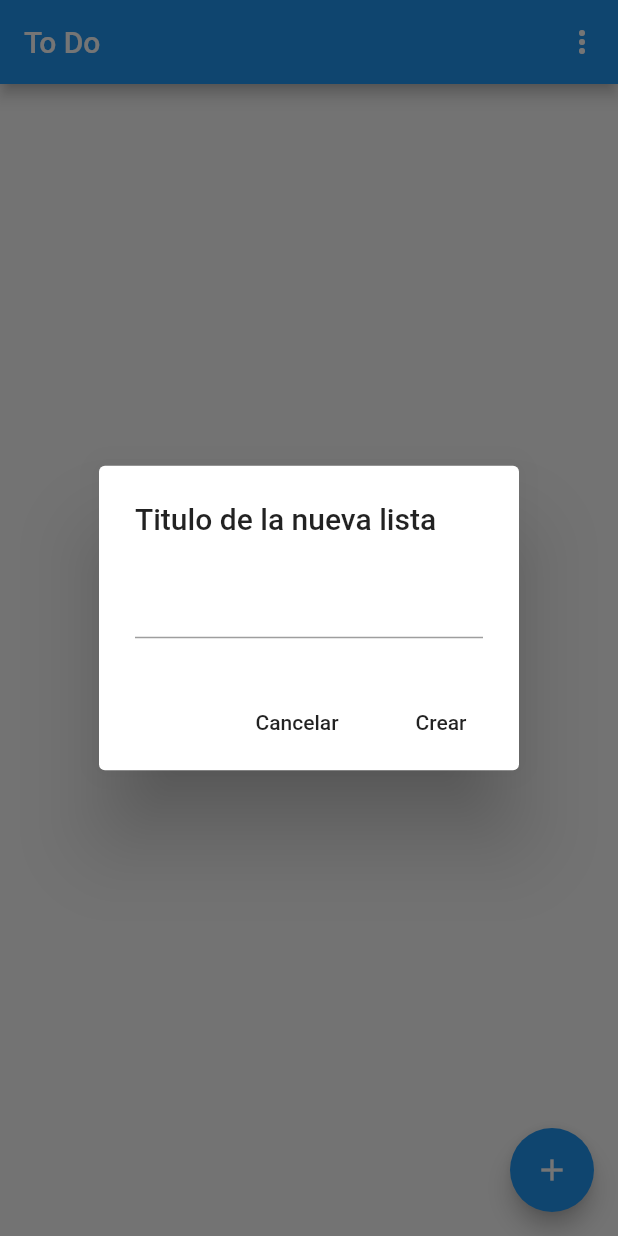
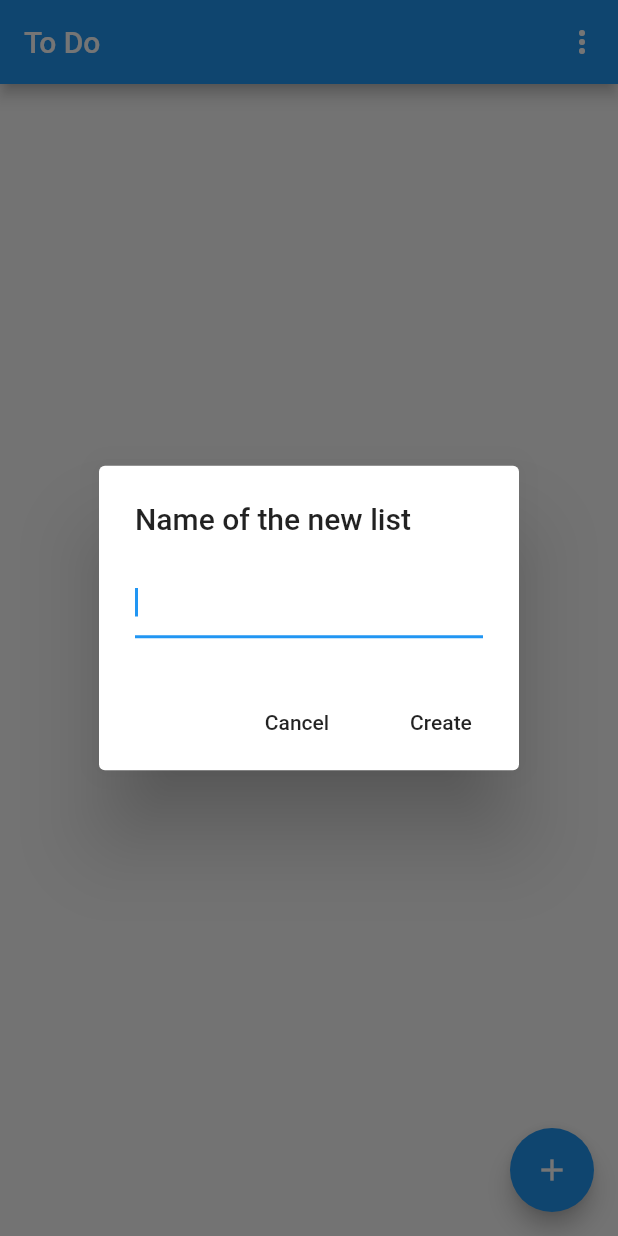
Before and after one commit to jaime2196/todo, a Flutter app: the screen it shows after launch, after a tap on the "add" icon, on a phone screen of 412 x 824 dp. Run offline on Flutter 3.47's test engine with Material 2 defaults, Android fonts, the phone set to English and light mode, and no system bars; our stand-ins replace shared_preferences; missing offline and left inert: devicelocale, tutorial; statements that could not run were skipped.

```diff
--- /dev/null
+++ b/lib/i18n/Languages.dart
@@ -0,0 +1,36 @@
+import 'package:flutter/material.dart';
+
+abstract class Languages {
+
+  static Languages of(BuildContext context) {
+    return Localizations.of<Languages>(context, Languages);
+  }
+  // Basico
+  String get appName;
+  String get labelNoListas;
+  String get labelCrearLista;
+  String get labelCancelar;
+  String get labelCrear;
+  String get labelGuardar;
+  String get labelOpciones;
+  String get labelInformacion;
+  String get labeltarea;
+  String get labelTareas;
+  String get labelNombreTarea;
+  String get labelNoTareas;
+  String get labelTareaEliminada;
+  String get labelDeshacer;
+  String get labelNuevaLista;
+  String get labelEditarTitulo;
+
+  //Opciones
+  String get labelEspanol;
+  String get labelIngles;
+  String get labelIdioma;
+  String get labelMostrarTutorial;
+  String get labelMostrar;
+  //Tutorial
+
+
+
+}
--- /dev/null
+++ b/lib/i18n/languages/language_en.dart
@@ -0,0 +1,70 @@
+import '../Languages.dart';
+
+class LanguageEn extends Languages {
+
+  @override
+  String get appName => "To Do";
+
+  @override
+  String get labelNoListas => "There is not lists, tap button to add";
+
+  @override
+  String get labelCancelar => "Cancel";
+
+  @override
+  String get labelCrear => "Create";
+
+  @override
+  String get labelCrearLista => "Title of the new list";
+
+  @override
+  String get labelInformacion => "About";
+
+  @override
+  String get labelNoTareas => "There are no tasks";
+
+  @override
+  String get labelNombreTarea => "Name of the task";
+
+  @override
+  String get labelOpciones => "Options";
+
+  @override
+  String get labelTareas => "Tasks";
+
+  @override
+  String get labeltarea => "Task";
+
+  @override
+  String get labelTareaEliminada => "The task has been deleted";
+
+  @override
+
+  String get labelEspanol => "Spanish";
+
+  @override
+  String get labelIngles => "English";
+
+  @override
+  String get labelIdioma => "Language";
+
+  @override
+  String get labelMostrar => "Show";
+
+  @override
+  String get labelMostrarTutorial => "Show tutorial";
+
+  @override
+  String get labelNuevaLista => "Name of the new list";
+
+  @override
+  String get labelGuardar => "Save";
+
+  @override
+  String get labelEditarTitulo => "Edit title";
+
+  @override
+  String get labelDeshacer => "Undo";
+
+
+}
--- /dev/null
+++ b/lib/i18n/languages/language_es.dart
@@ -0,0 +1,79 @@
+import '../Languages.dart';
+
+class LanguageEs extends Languages {
+
+  @override
+  String get appName => "To Do";
+
+  @override
+  String get labelNoListas => "No hay listas, pulse el boton para añadir";
+
+  @override
+
+  String get labelCancelar => "Cancelar";
+
+  @override
+
+  String get labelCrear => "Crear";
+
+  @override
+
+  String get labelCrearLista => "Titulo de la nueva lista";
+
+  @override
+
+  String get labelInformacion => "Información";
+
+  @override
+
+  String get labelNoTareas => "No hay tareas";
+
+  @override
+
+  String get labelNombreTarea => "Nombre de la tarea";
+
+  @override
+
+  String get labelOpciones => "Opciones";
+
+  @override
+
+  String get labelTareas => "Tareas";
+
+  @override
+
+  String get labeltarea => "Tarea";
+
+  @override
+  String get labelTareaEliminada => "Se ha eliminado la tarea";
+
+  @override
+  String get labelEspanol => "Español";
+
+  @override
+  String get labelIngles => "Inglés";
+
+  @override
+  String get labelIdioma => "Idioma";
+
+  @override
+  String get labelMostrar => "Mostrar";
+
+  @override
+  String get labelMostrarTutorial => "Mostrar tutorial";
+
+  @override
+  String get labelNuevaLista => "Título de la nueva lista";
+
+  @override
+  String get labelGuardar => "Guardar";
+
+  @override
+  String get labelEditarTitulo => "Editar título";
+
+  @override
+  String get labelDeshacer => "Deshacer";
+
+
+
+}
--- /dev/null
+++ b/lib/i18n/localizations_delegate.dart
@@ -0,0 +1,32 @@
+import 'package:flutter/material.dart';
+import 'package:to_do/i18n/languages/language_es.dart';
+
+import 'Languages.dart';
+import 'languages/language_en.dart';
+
+class AppLocalizationsDelegate extends LocalizationsDelegate<Languages> {
+
+  const AppLocalizationsDelegate();
+
+  @override
+  bool isSupported(Locale locale) =>
+      ['en', 'es'].contains(locale.languageCode);
+
+  @override
+  Future<Languages> load(Locale locale) => _load(locale);
+
+  static Future<Languages> _load(Locale locale) async {
+    switch (locale.languageCode) {
+      case 'en':
+        return LanguageEn();
+      case 'es':
+        return LanguageEs();
+      default:
+        return LanguageEn();
+    }
+  }
+
+  @override
+  bool shouldReload(LocalizationsDelegate<Languages> old) => false;
+
+}
--- a/lib/main.dart
+++ b/lib/main.dart
@@ -1,7 +1,11 @@
 import 'package:flutter/material.dart';
+import 'package:flutter_localizations/flutter_localizations.dart';
 import 'package:to_do/pages/detalleLista.dart';
 import 'package:to_do/pages/home.dart';
+import 'package:to_do/pages/opciones.dart';
 import 'package:to_do/services/SharedPref.dart';
+
+import 'i18n/localizations_delegate.dart';
 
 void main() async{
   WidgetsFlutterBinding.ensureInitialized();
@@ -10,7 +14,34 @@ void main() async{
   runApp(MyApp());
 }
 
-class MyApp extends StatelessWidget {
+class MyApp extends StatefulWidget {
+  static void setLocale(BuildContext context, Locale newLocale) {
+    var state = context.findAncestorStateOfType<_MyAppState>();
+    state.setLocale(newLocale);
+  }
+
+  @override
+  _MyAppState createState() => _MyAppState();
+}
+
+class _MyAppState extends State<MyApp> {
+
+  Locale _locale;
+
+  void setLocale(Locale locale) {
+    setState(() {
+      _locale = locale;
+    });
+  }
+
+  @override
+  void didChangeDependencies() async {
+    setState(() {
+      _locale= SharedPref.getLocale();
+    });
+    super.didChangeDependencies();
+  }
+
   @override
   Widget build(BuildContext context) {
     return MaterialApp(
@@ -22,7 +53,28 @@ class MyApp extends StatelessWidget {
       home: Home(),
       routes: {
         'home': (BuildContext context) => Home(),
-        'detalles': (BuildContext context) => DetalleLista()
+        'detalles': (BuildContext context) => DetalleLista(),
+        'opciones': (BuildContext context) => OpcionesPage(),
+      },
+      locale: _locale,
+      supportedLocales: [
+        Locale('en',''),
+        Locale('es','')
+      ],
+      localizationsDelegates: [
+        AppLocalizationsDelegate(),
+        GlobalMaterialLocalizations.delegate,
+        GlobalWidgetsLocalizations.delegate,
+        GlobalCupertinoLocalizations.delegate,
+      ],
+      localeResolutionCallback: (locale, supportedLocales) {
+        for (var supportedLocale in supportedLocales) {
+          if (supportedLocale?.languageCode == locale?.languageCode &&
+              supportedLocale?.countryCode == locale?.countryCode) {
+            return supportedLocale;
+          }
+        }
+        return supportedLocales?.first;
       },
     );
   }
--- a/lib/pages/home.dart
+++ b/lib/pages/home.dart
@@ -1,4 +1,5 @@
 import 'package:flutter/material.dart';
+import 'package:to_do/i18n/Languages.dart';
 import 'package:to_do/models/Lista.dart';
 import 'package:to_do/services/SharedPref.dart';
 import 'package:to_do/util/tutorialHelper.dart';
@@ -27,9 +28,9 @@ class _HomeState extends State<Home> {
 
 
     final snackBar = SnackBar(
-      content: Text('Se ha eliminado la tarea'),
+      content: Text(Languages.of(context).labelTareaEliminada),
       action: SnackBarAction(
-        label: "Deshacer",
+        label: Languages.of(context).labelDeshacer,
         onPressed: ()=>{
           _deshacerBorrado(),
         },
@@ -50,7 +51,7 @@ class _HomeState extends State<Home> {
         key: keyFAB,
         child: Icon(Icons.add),
         onPressed: ()=>{
-          _mostrarDialogo(context, "Titulo de la nueva lista", true,0)
+          _mostrarDialogo(context, Languages.of(context).labelNuevaLista, true,0)
         },
       ),
       body: Builder(
@@ -64,12 +65,12 @@ class _HomeState extends State<Home> {
 
   Widget _crearAppBar(){
     return AppBar(
-        title: Text('To Do'),
+        title: Text(Languages.of(context).appName),
         actions: <Widget>[
           PopupMenuButton<String>(
             onSelected: handleClick,
             itemBuilder: (BuildContext context) {
-              return {'Logout', 'Settings'}.map((String choice) {
+              return {Languages.of(context).labelOpciones, Languages.of(context).labelInformacion}.map((String choice) {
                 return PopupMenuItem<String>(
                   value: choice,
                   child: Text(choice),
@@ -81,13 +82,14 @@ class _HomeState extends State<Home> {
       );
   }
 
-  void handleClick(String value) {
-    switch (value) {
-      case 'Logout':
-        log("Logout");
-        break;
-      case 'Settings':
-        break;
+  void handleClick(String value)async {
+    if(Languages.of(context).labelOpciones==value){
+      await Navigator.pushNamed(context, "opciones");
+      setState(() {
+
+      });
+    }else if(Languages.of(context).labelInformacion==value){
+      log("informacion");
     }
 }
 
@@ -95,7 +97,7 @@ class _HomeState extends State<Home> {
   Widget _evaluarYObtenerLista(List<Lista> listas, BuildContext contextCorrecto, SnackBar snackBar){
     if(listas== null || listas.length==0){
       return Center(
-        child: Text("No hay listas, pulse el boton para añadir")
+        child: Text(Languages.of(context).labelNoListas)
       );
     }else{
       return ListView.builder(
@@ -119,8 +121,8 @@ class _HomeState extends State<Home> {
         if(direccion== DismissDirection.startToEnd){
           return true;
         }else{
-          log("editar nombre");
-          _mostrarDialogo(contextCorrecto, "Editar titulo", false, index);
+          //log("editar nombre");
+          _mostrarDialogo(contextCorrecto, Languages.of(context).labelEditarTitulo, false, index);
           return false;
         }
       },
@@ -133,7 +135,7 @@ class _HomeState extends State<Home> {
       },
       child:  ListTile(
           //leading: Text(listas[index].tareas.length.toString()),
-          subtitle: listas[index].tareas.length==1?Text('${listas[index].tareas.length.toString()} tarea'): Text('${listas[index].tareas.length.toString()} tareas'),
+          subtitle: listas[index].tareas.length==1?Text('${listas[index].tareas.length.toString()} ${Languages.of(context).labeltarea}'): Text('${listas[index].tareas.length.toString()} ${Languages.of(context).labelTareas}'),
           title: Hero(
             tag: listas[index].id,
             child: Text(listas[index].nombreLista,style: style,)),
@@ -157,18 +159,19 @@ class _HomeState extends State<Home> {
         return AlertDialog(
           title: Text(texto),
           content: TextField(
+            autofocus: true,
             controller: myController,
           ),
           actions: [
             FlatButton(
-              child: Text("Cancelar"),
+              child: Text(Languages.of(context).labelCancelar),
               onPressed: () =>{
                 //myController.dispose(),
                 Navigator.pop(context, true)
               },
             ),
             FlatButton(
-              child: Text(nuevo?"Crear":"Guardar"),
+              child: Text(nuevo?Languages.of(context).labelCrear:Languages.of(context).labelGuardar),
               onPressed: () =>{
                 if(myController.text!=null && myController.text.trim()!=''){
                   if(nuevo){
@@ -228,10 +231,8 @@ class _HomeState extends State<Home> {
 
       listas.removeAt(index);
       SharedPref.setListas(listas);
-      log('eliminar lista $index');
+      //log('eliminar lista $index');
       _renovarEstado();
-    }else{
-      log("editar Lista");
     }
 
   }
--- a/lib/services/SharedPref.dart
+++ b/lib/services/SharedPref.dart
@@ -1,8 +1,12 @@
 
 
 
+import 'package:devicelocale/devicelocale.dart';
+import 'package:flutter/material.dart';
 import 'package:shared_preferences/shared_preferences.dart';
 import 'package:to_do/models/Lista.dart';
+
+import '../main.dart';
 
 
 class SharedPref{
@@ -12,7 +16,12 @@ class SharedPref{
     if (_sharedPreferences == null) {
       _sharedPreferences = await SharedPreferences.getInstance();
     }
+    String locale = await Devicelocale.currentLocale;
+    _deviceLanguage=locale.split("_")[0];
+    print(_deviceLanguage);
   }
+
+  static String _deviceLanguage="en";
 
   static List<Lista> getListas()  {
     String datos= _sharedPreferences.getString('datos');
@@ -63,4 +72,31 @@ class SharedPref{
   static setPrimeraVez(bool valor){
     _sharedPreferences.setBool("primeraVez", valor);
   }
+
+  static const String prefSelectedLanguageCode = "prefSelectedLanguage";
+
+  static Locale _locale(String languageCode) {
+    return languageCode != null && languageCode.isNotEmpty
+        ? Locale(languageCode, '')
+        : Locale('en', '');
+  }
+
+  static getLocale(){
+    if(_deviceLanguage!="en" && _deviceLanguage!="es"){
+      _deviceLanguage="en";
+    }
+    String languageCode = _sharedPreferences.getString(prefSelectedLanguageCode) ?? _deviceLanguage;
+    return _locale(languageCode);
+  }
+
+  static Locale setLocale(String languageCode) {
+    _sharedPreferences.setString(prefSelectedLanguageCode, languageCode);
+    return _locale(languageCode);
+  }
+
+  static void changeLanguage(BuildContext context, String selectedLanguageCode) async {
+    var _locale =  setLocale(selectedLanguageCode);
+    MyApp.setLocale(context, _locale);
 }
+
+}
--- a/pubspec.yaml
+++ b/pubspec.yaml
@@ -23,6 +23,8 @@ environment:
 dependencies:
   flutter:
     sdk: flutter
+  flutter_localizations:
+    sdk: flutter
 
 
   # The following adds the Cupertino Icons font to your application.
@@ -31,6 +33,7 @@ dependencies:
   shared_preferences: ^0.5.12+4
   json_serializable: ^3.5.1
   tutorial: ^1.0.7
+  devicelocale: ^0.3.3
 
 dev_dependencies:
   flutter_test:
```
Also changed, not shown: lib/pages/detalleLista.dart (+6 -6 lines), lib/pages/opciones.dart (added, +119 -0 lines), pubspec.lock.
